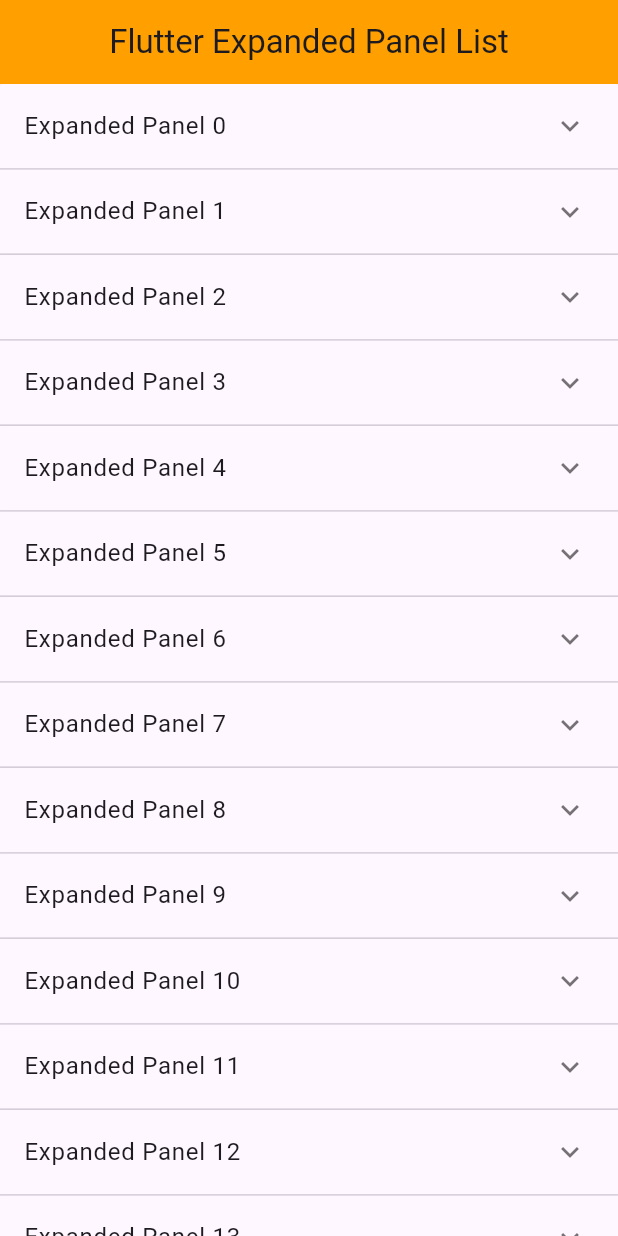
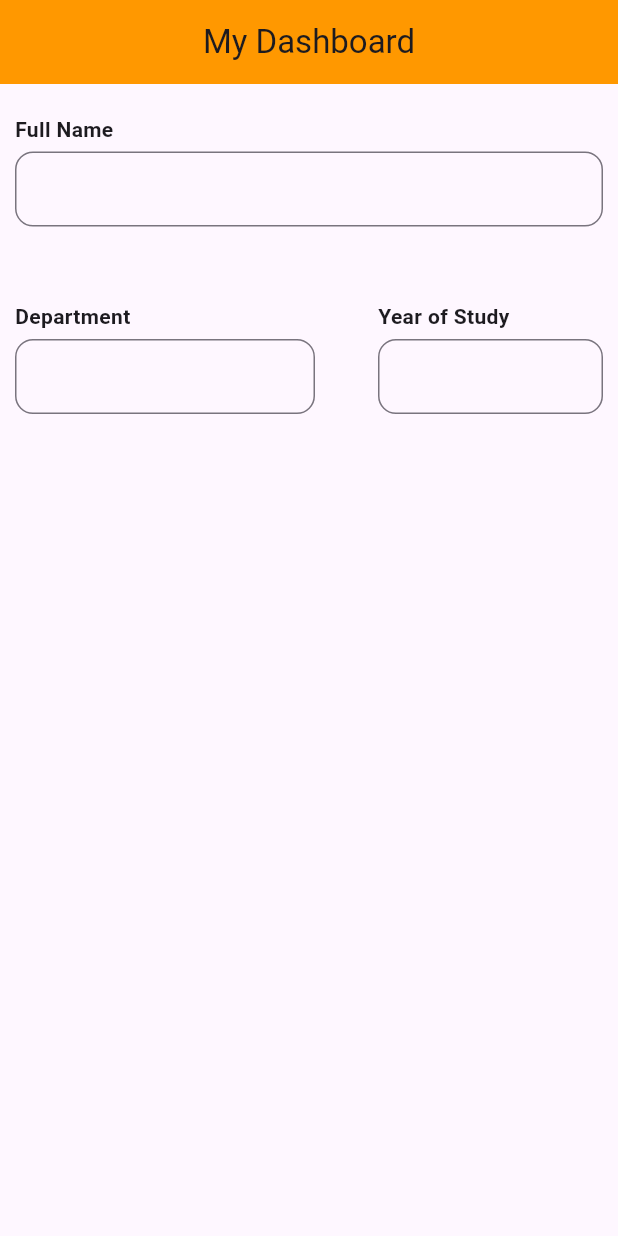
Before and after one commit to dretoba91/flutter-widgets, a Flutter app: the screen it shows after launch, on a phone screen of 412 x 824 dp. Run offline on Flutter 3.47's test engine with Material 3 defaults, Android fonts, the light colour scheme and no system bars.

Commit message:
add input fields

```diff
--- /dev/null
+++ b/lib/components/input_fields/input_fields.dart
@@ -0,0 +1,135 @@
+import 'package:flutter/material.dart';
+
+class MyTextField extends StatefulWidget {
+  const MyTextField({super.key});
+
+  @override
+  State<MyTextField> createState() => _MyTextFieldState();
+}
+
+class _MyTextFieldState extends State<MyTextField> {
+  @override
+  Widget build(BuildContext context) {
+    return Scaffold(
+      appBar: AppBar(
+        title: const Text("My Dashboard"),
+        centerTitle: true,
+        backgroundColor: Colors.orange,
+      ),
+      body: const SafeArea(
+          child: Padding(
+        padding: EdgeInsets.symmetric(horizontal: 10, vertical: 20),
+        child: Column(
+          mainAxisAlignment: MainAxisAlignment.start,
+          crossAxisAlignment: CrossAxisAlignment.start,
+          mainAxisSize: MainAxisSize.min,
+          children: [
+            Text(
+              "Full Name",
+              style: TextStyle(
+                fontWeight: FontWeight.w700,
+              ),
+            ),
+            SizedBox(
+              height: 5,
+            ),
+            SizedBox(
+              height: 50,
+              width: 400,
+              child: TextField(
+                keyboardType: TextInputType.text,
+                decoration: InputDecoration(
+                  border: OutlineInputBorder(
+                      borderRadius: BorderRadius.all(Radius.circular(12))),
+                  focusedBorder: OutlineInputBorder(
+                    borderSide: BorderSide(color: Colors.blue, width: 2.0),
+                    borderRadius: BorderRadius.all(Radius.circular(12)),
+                  ),
+                ),
+              ),
+            ),
+            SizedBox(
+              height: 50,
+            ),
+            Row(
+              mainAxisAlignment: MainAxisAlignment.spaceBetween,
+              crossAxisAlignment: CrossAxisAlignment.start,
+              mainAxisSize: MainAxisSize.max,
+              children: [
+                Column(
+                  mainAxisAlignment: MainAxisAlignment.start,
+                  crossAxisAlignment: CrossAxisAlignment.start,
+                  mainAxisSize: MainAxisSize.min,
+                  children: [
+                    Text(
+                      "Department",
+                      style: TextStyle(
+                        fontWeight: FontWeight.w700,
+                      ),
+                    ),
+                    SizedBox(
+                      height: 5,
+                    ),
+                    SizedBox(
+                      height: 50,
+                      width: 200,
+                      child: TextField(
+                        keyboardType: TextInputType.text,
+                        decoration: InputDecoration(
+                          border: OutlineInputBorder(
+                            borderRadius: BorderRadius.all(Radius.circular(12)),
+                          ),
+                          focusedBorder: OutlineInputBorder(
+                            borderSide:
+                                BorderSide(color: Colors.blue, width: 2.0),
+                            borderRadius: BorderRadius.all(Radius.circular(12)),
+                          ),
+                        ),
+                      ),
+                    ),
+                  ],
+                ),
+                // SizedBox(
+                //   width: 20,
+                // ),
+                Column(
+                  mainAxisAlignment: MainAxisAlignment.start,
+                  crossAxisAlignment: CrossAxisAlignment.start,
+                  mainAxisSize: MainAxisSize.min,
+                  children: [
+                    Text(
+                      "Year of Study",
+                      style: TextStyle(
+                        fontWeight: FontWeight.w700,
+                      ),
+                    ),
+                    SizedBox(
+                      height: 5,
+                    ),
+                    SizedBox(
+                      height: 50,
+                      width: 150,
+                      child: TextField(
+                        keyboardType: TextInputType.text,
+                        decoration: InputDecoration(
+                          border: OutlineInputBorder(
+                              borderRadius:
+                                  BorderRadius.all(Radius.circular(12))),
+                          focusedBorder: OutlineInputBorder(
+                            borderSide:
+                                BorderSide(color: Colors.blue, width: 2.0),
+                            borderRadius: BorderRadius.all(Radius.circular(12)),
+                          ),
+                        ),
+                      ),
+                    ),
+                  ],
+                )
+              ],
+            ),
+          ],
+        ),
+      )),
+    );
+  }
+}
--- a/lib/main.dart
+++ b/lib/main.dart
@@ -3,6 +3,7 @@
 // import 'package:flutter_widgets_tasks/components/bottom_app_bar.dart';
 import 'package:flutter_widgets_tasks/components/FAB_with_bottomAppBar/bottom_appbar.dart';
 import 'package:flutter_widgets_tasks/components/dialog/alert_dialog.dart';
+import 'package:flutter_widgets_tasks/components/input_fields/input_fields.dart';
 // import 'package:flutter_widgets_tasks/components/design1.dart';
 // import 'package:flutter_widgets_tasks/components/tab_bar.dart';
 
@@ -38,7 +39,7 @@
         useMaterial3: true,
       ),
       debugShowCheckedModeBanner: false,
-      home: const MyExpandedPanel(),
+      home: const MyTextField(),
     );
   }
 }
```
